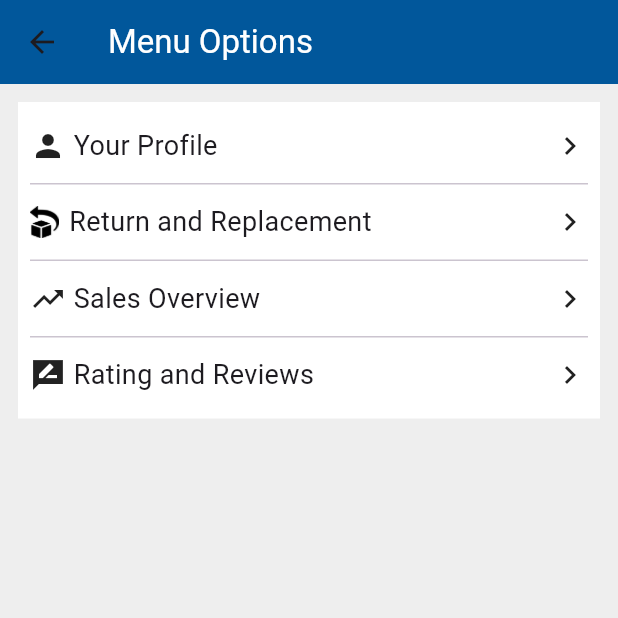
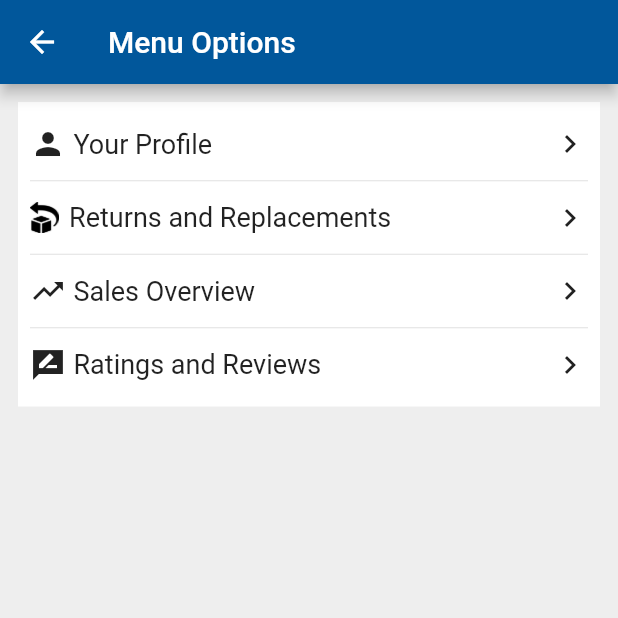
Before and after one commit to AniketShivhare/vip, a Flutter app: the menuScreen screen opened directly, on a phone screen of 412 x 824 dp, the top half of it. Run offline on Flutter 3.47's test engine with Material 3 defaults, Android fonts, the phone set to English and light mode, and no system bars; our stand-ins replace awesome_bottom_bar, carousel_slider, firebase_core, firebase_messaging, flutter_holo_date_picker, flutter_local_notifications and 10 more; missing offline and left inert: autocomplete_textfield, day_picker, flutter_popup_menu_button, geolocator_android, geolocator_apple, google_mlkit_text_recognition and 2 more; accounts and stored records are empty; network calls fail.

Commit message:
fixes in rating reviews (#20)

```diff
--- a/lib/main.dart
+++ b/lib/main.dart
@@ -31,7 +31,7 @@ class MyApp extends StatelessWidget {
       title: 'Flutter Demo',
       theme: ThemeData(
         colorScheme: ColorScheme.fromSeed(seedColor: Colors.deepPurple),
-        useMaterial3: true,
+        useMaterial3: false,
       ),
       home: const SplashScreen(),
     );
--- a/lib/menuPage.dart
+++ b/lib/menuPage.dart
@@ -93,7 +93,7 @@ class _menuScreenState extends State<menuScreen> {
                             width: 7,
                           ),
                           Text(
-                            "Return and Replacement",
+                            "Returns and Replacements",
                             style: TextStyle(
                               fontSize: 18,
                             ),
@@ -167,7 +167,7 @@ class _menuScreenState extends State<menuScreen> {
                             width: 5,
                           ),
                           Text(
-                            "Rating and Reviews",
+                            "Ratings and Reviews",
                             style: TextStyle(
                               fontSize: 18,
                             ),
--- a/lib/productRatingAndReviews.dart
+++ b/lib/productRatingAndReviews.dart
@@ -176,8 +176,8 @@ class _customerRatingReviewsState extends State<customerRatingReviews> {
                                 trimLines: 3,
                                 textAlign: TextAlign.justify,
                                 trimMode: TrimMode.Line,
-                                trimCollapsedText: 'ReadMore',
-                                trimExpandedText: 'ReadLess',
+                                trimCollapsedText: 'Read More',
+                                trimExpandedText: 'Read Less',
                                 lessStyle: TextStyle(
                                     fontWeight: FontWeight.bold,
                                     color: Colors.blue),
```
Also changed, not shown: pubspec.lock.
